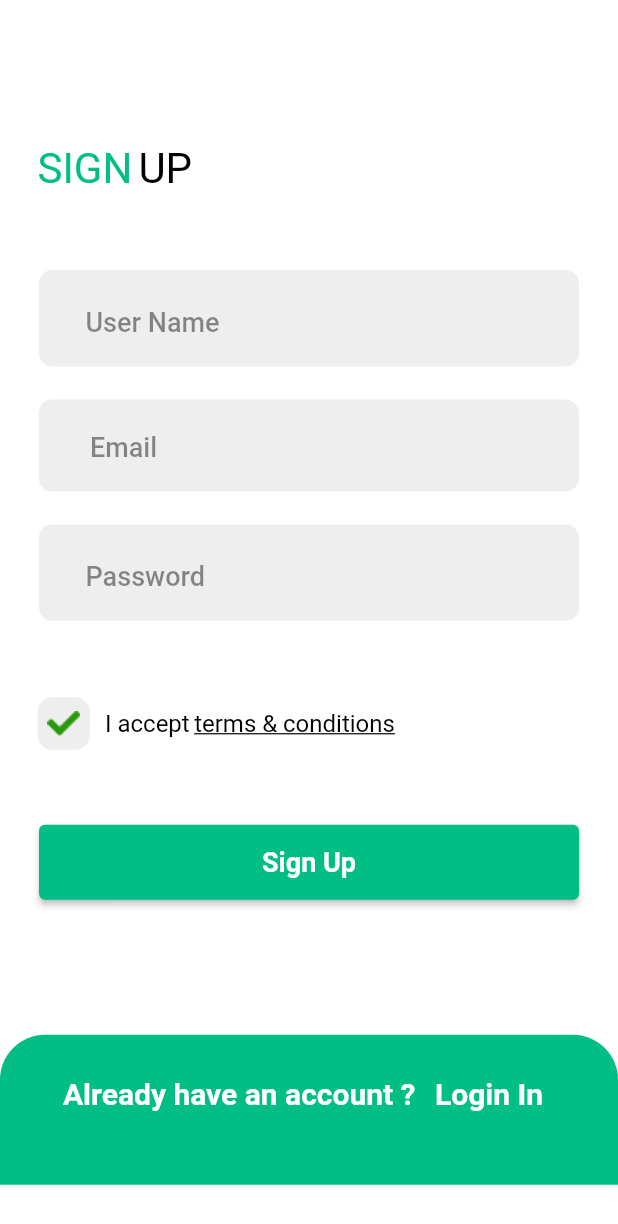
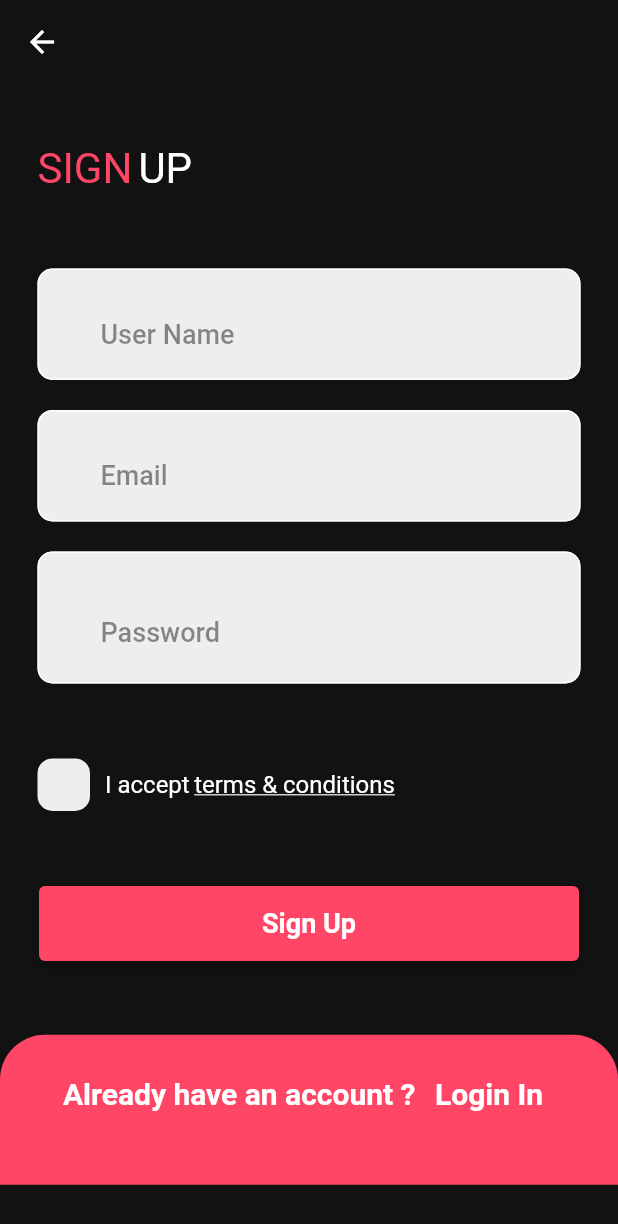
Before and after one commit to mehdizse/rosia_shop, a Flutter app: the RegisterScreen screen opened by its route, on a phone screen of 412 x 824 dp. Shown: the top 1224 px of the screen. Run offline on Flutter 3.47's test engine with Material 2 defaults, Android fonts, the phone set to English and light mode, and no system bars; our stand-ins replace get.

Commit message:
Add register validation

```diff
--- /dev/null
+++ b/lib/logic/bindings/auth_binding.dart
@@ -0,0 +1,10 @@
+import 'package:get/instance_manager.dart';
+
+import '../controllers/auth_controller.dart';
+
+class AuthBinding extends Bindings {
+  @override
+  void dependencies() {
+    Get.put(AuthController());
+  }
+}
--- /dev/null
+++ b/lib/logic/controllers/auth_controller.dart
@@ -0,0 +1,16 @@
+import 'package:get/get.dart';
+
+class AuthController extends GetxController {
+  bool isVisibility = false;
+  bool isChecked = false;
+
+  void visibility() {
+    isVisibility = !isVisibility;
+    update();
+  }
+
+  void checked() {
+    isChecked = !isChecked;
+    update();
+  }
+}
--- a/lib/routes/routes.dart
+++ b/lib/routes/routes.dart
@@ -1,3 +1,4 @@
+import 'package:ecommerce_app/logic/bindings/auth_binding.dart';
 import 'package:ecommerce_app/views/screens/auth/forget_password_screen.dart';
 import 'package:ecommerce_app/views/screens/auth/login_screen.dart';
 import 'package:ecommerce_app/views/screens/auth/register_screen.dart';
@@ -10,7 +11,10 @@ class AppRoute {
   static final routes = [
     GetPage(name: Routes.welcomePage, page: () => const WelcomeScreen()),
     GetPage(name: Routes.loginPage, page: () => const LoginScreen()),
-    GetPage(name: Routes.registerPage, page: () => const RegisterScreen()),
+    GetPage(
+        name: Routes.registerPage,
+        page: () => const RegisterScreen(),
+        binding: AuthBinding()),
     GetPage(
         name: Routes.forgetPasswordPage,
         page: () => const ForgetPasswordScreen()),
--- /dev/null
+++ b/lib/utils/string_validation.dart
@@ -0,0 +1,6 @@
+String validationEmail =
+    r"^[a-zA-Z0-9.a-zA-Z0-9.!#$%&'*+-/=?^_`{|}~]+@[a-zA-Z0-9]+\.[a-zA-Z]+";
+
+String validationName = r'^[a-z A-Z]+$';
+
+String baseUrl = 'https://fakestoreapi.com';
--- a/lib/views/screens/auth/register_screen.dart
+++ b/lib/views/screens/auth/register_screen.dart
@@ -1,6 +1,8 @@
+import 'package:ecommerce_app/logic/controllers/auth_controller.dart';
+import 'package:ecommerce_app/utils/string_validation.dart';
 import 'package:ecommerce_app/views/widgets/auth/bottom_container.dart';
 import 'package:flutter/material.dart';
-
+import 'package:get/get.dart';
 import '../../../utils/theme.dart';
 import '../../widgets/auth/auth_button.dart';
 import '../../widgets/auth/auth_text_formfield.dart';
@@ -18,6 +20,8 @@ class _RegisterScreenState extends State<RegisterScreen> {
   final TextEditingController nameController = TextEditingController();
   final TextEditingController emailController = TextEditingController();
   final TextEditingController passwordController = TextEditingController();
+  final controller = Get.find<AuthController>();
+  final formKey = GlobalKey<FormState>();
 
   @override
   Widget build(BuildContext context) {
@@ -25,9 +29,9 @@ class _RegisterScreenState extends State<RegisterScreen> {
       child: Scaffold(
         appBar: AppBar(
           elevation: 0,
-          backgroundColor: Colors.white,
+          backgroundColor: Get.isDarkMode ? Colors.white : darkGreyClr,
         ),
-        backgroundColor: Colors.white,
+        backgroundColor: Get.isDarkMode ? Colors.white : darkGreyClr,
         body: SingleChildScrollView(
           child: Column(
             children: [
@@ -36,22 +40,26 @@ class _RegisterScreenState extends State<RegisterScreen> {
                 height: MediaQuery.of(context).size.height / 1.3,
                 child: Padding(
                   padding: const EdgeInsets.only(left: 25, right: 25, top: 40),
+                  child: Form(
+                    key: formKey,
                     child: Column(
                       children: [
                         Row(
-                        children: const [
+                          children: [
                             TextUtil(
                                 text: "SIGN",
-                              color: mainColor,
+                                color: Get.isDarkMode ? mainColor : pinkClr,
                                 fontSize: 28,
                                 fontWeight: FontWeight.normal,
                                 decoration: TextDecoration.none),
-                          SizedBox(
+                            const SizedBox(
                               width: 4,
                             ),
                             TextUtil(
                                 text: "UP",
-                              color: Colors.black,
+                                color: Get.isDarkMode
+                                    ? Colors.black
+                                    : Colors.white,
                                 fontSize: 28,
                                 fontWeight: FontWeight.normal,
                                 decoration: TextDecoration.none),
@@ -63,8 +71,21 @@ class _RegisterScreenState extends State<RegisterScreen> {
                         AuthTextFormField(
                           controller: nameController,
                           obscureText: false,
-                        validator: () {},
-                        prefixIcon: Image.asset("assets/user.png"),
+                          validator: (value) {
+                            if (value.toString().length <= 2 ||
+                                !RegExp(validationName).hasMatch(value)) {
+                              return "Enter a name please";
+                            } else {
+                              return null;
+                            }
+                          },
+                          prefixIcon: Get.isDarkMode
+                              ? Image.asset("assets/user.png")
+                              : const Icon(
+                                  Icons.person,
+                                  color: pinkClr,
+                                  size: 30,
+                                ),
                           suffixIcon: const Text(""),
                           hintText: "User Name",
                         ),
@@ -74,29 +95,66 @@ class _RegisterScreenState extends State<RegisterScreen> {
                         AuthTextFormField(
                           controller: emailController,
                           obscureText: false,
-                        validator: () {},
-                        prefixIcon: Image.asset("assets/email.png"),
+                          validator: (value) {
+                            if (!RegExp(validationEmail).hasMatch(value)) {
+                              return "Invalid email";
+                            } else {
+                              return null;
+                            }
+                          },
+                          prefixIcon: Get.isDarkMode
+                              ? Image.asset("assets/email.png")
+                              : const Icon(
+                                  Icons.email,
+                                  color: pinkClr,
+                                  size: 30,
+                                ),
                           suffixIcon: const Text(""),
                           hintText: "Email",
                         ),
                         const SizedBox(
                           height: 20,
                         ),
-                      AuthTextFormField(
+                        GetBuilder<AuthController>(builder: (_) {
+                          return AuthTextFormField(
                             controller: passwordController,
-                        obscureText: true,
-                        validator: () {},
-                        prefixIcon: Image.asset("assets/lock.png"),
-                        suffixIcon: const Text(""),
+                            obscureText: controller.isVisibility ? true : false,
+                            validator: (value) {
+                              if (value.toString().length < 6) {
+                                return "Password shoud be longer than 6 caracteres";
+                              } else {
+                                return null;
+                              }
+                            },
+                            prefixIcon: Get.isDarkMode
+                                ? Image.asset("assets/lock.png")
+                                : const Icon(
+                                    Icons.lock,
+                                    color: pinkClr,
+                                    size: 30,
+                                  ),
+                            suffixIcon: IconButton(
+                              onPressed: () {
+                                controller.visibility();
+                              },
+                              icon: Icon(
+                                controller.isVisibility
+                                    ? Icons.visibility
+                                    : Icons.visibility_off,
+                                color: Colors.black,
+                              ),
+                            ),
                             hintText: "Password",
-                      ),
+                          );
+                        }),
                         const SizedBox(height: 50),
-                      const CheckWidget(),
+                        CheckWidget(),
                         const SizedBox(
                           height: 50,
                         ),
                         AuthButton(text: "Sign Up", onPressed: () {}),
                       ],
+                    ),
                   ),
                 ),
               ),
--- a/lib/views/widgets/auth/auth_button.dart
+++ b/lib/views/widgets/auth/auth_button.dart
@@ -1,4 +1,5 @@
 import 'package:flutter/material.dart';
+import 'package:get/get.dart';
 import '../../../utils/theme.dart';
 import '../text_util.dart';
 
@@ -14,7 +15,7 @@ class AuthButton extends StatelessWidget {
     return ElevatedButton(
       onPressed: onPressed,
       style: ElevatedButton.styleFrom(
-        primary: mainColor,
+        primary: Get.isDarkMode ? mainColor : pinkClr,
         minimumSize: const Size(360, 50),
       ),
       child: TextUtil(
--- a/lib/views/widgets/auth/bottom_container.dart
+++ b/lib/views/widgets/auth/bottom_container.dart
@@ -1,6 +1,7 @@
 import 'package:ecommerce_app/utils/theme.dart';
 import 'package:ecommerce_app/views/widgets/text_util.dart';
 import 'package:flutter/material.dart';
+import 'package:get/get.dart';
 
 class BottomContainer extends StatelessWidget {
   final String text;
@@ -19,9 +20,9 @@ class BottomContainer extends StatelessWidget {
     return Container(
       width: double.infinity,
       height: 100,
-      decoration: const BoxDecoration(
-        color: mainColor,
-        borderRadius: BorderRadius.only(
+      decoration: BoxDecoration(
+        color: Get.isDarkMode ? mainColor : pinkClr,
+        borderRadius: const BorderRadius.only(
             topLeft: Radius.circular(30), topRight: Radius.circular(30)),
       ),
       child: Column(
--- a/lib/views/widgets/auth/check_widget.dart
+++ b/lib/views/widgets/auth/check_widget.dart
@@ -1,15 +1,23 @@
+import 'package:ecommerce_app/logic/controllers/auth_controller.dart';
+import 'package:ecommerce_app/utils/theme.dart';
 import 'package:flutter/material.dart';
 import 'package:ecommerce_app/views/widgets/text_util.dart';
+import 'package:get/get.dart';
 
 class CheckWidget extends StatelessWidget {
-  const CheckWidget({Key? key}) : super(key: key);
+  CheckWidget({Key? key}) : super(key: key);
+
+  final controller = Get.find<AuthController>();
 
   @override
   Widget build(BuildContext context) {
+    return GetBuilder<AuthController>(builder: (_) {
       return Row(
         children: [
           InkWell(
-          onTap: () {},
+            onTap: () {
+              controller.checked();
+            },
             child: Container(
               height: 35,
               width: 35,
@@ -17,26 +25,34 @@ class CheckWidget extends StatelessWidget {
                 color: Colors.grey.shade200,
                 borderRadius: BorderRadius.circular(10),
               ),
-            child: Image.asset("assets/check.png"),
+              child: controller.isChecked
+                  ? Get.isDarkMode
+                      ? Image.asset("assets/check.png")
+                      : const Icon(
+                          Icons.check,
+                          size: 30,
+                          color: pinkClr,
+                        )
+                  : Container(),
             ),
           ),
           const SizedBox(
             width: 10,
           ),
           Row(
-          children: const [
+            children: [
               TextUtil(
                   text: "I accept",
-                color: Colors.black,
+                  color: Get.isDarkMode ? Colors.black : Colors.white,
                   fontSize: 16,
                   fontWeight: FontWeight.normal,
                   decoration: TextDecoration.none),
-            SizedBox(
+              const SizedBox(
                 width: 3,
               ),
               TextUtil(
                   text: "terms & conditions",
-                color: Colors.black,
+                  color: Get.isDarkMode ? Colors.black : Colors.white,
                   fontSize: 16,
                   fontWeight: FontWeight.normal,
                   decoration: TextDecoration.underline)
@@ -44,5 +60,6 @@ class CheckWidget extends StatelessWidget {
           )
         ],
       );
+    });
   }
 }
```
Also changed, not shown: 2 other files. Lines whose indentation alone changed are shown as unchanged.
